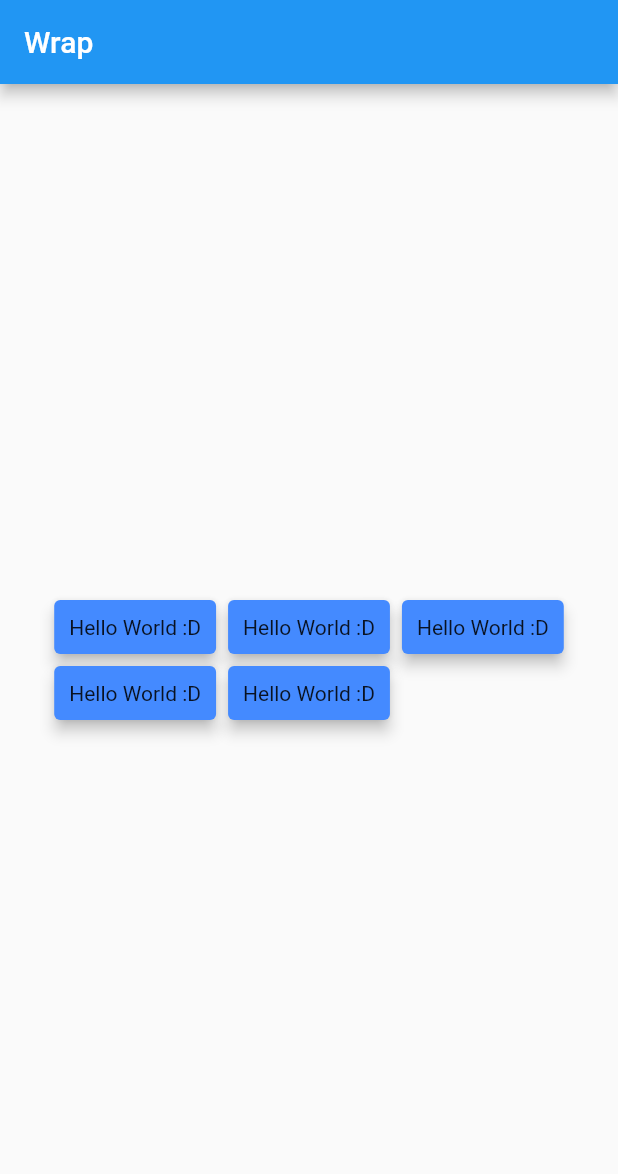
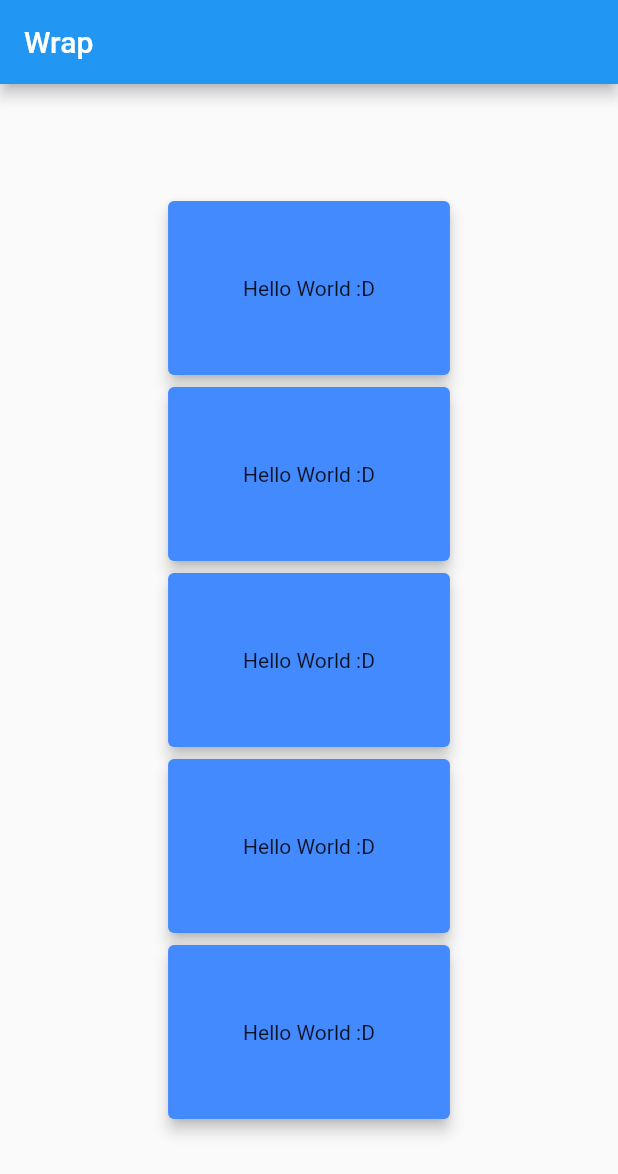
Before and after one commit to jesselima/widget_of_the_week, a Flutter app: the screen it shows after launch, on a phone screen of 412 x 824 dp. Shown: the top 1174 px of the screen. Run offline on Flutter 3.47's test engine with Material 2 defaults, Android fonts, the phone set to English and light mode, and no system bars.

```diff
--- a/lib/main.dart
+++ b/lib/main.dart
@@ -36,6 +36,7 @@ class _MyHomePageState extends State<MyHomePage> {
       ),
       body: Center(
         child: Wrap(
+          direction: Axis.vertical,
           children: <Widget>[
             MyCard(),
             MyCard(),
@@ -57,7 +58,7 @@ class MyCard extends StatelessWidget {
         elevation: 4,
         color: Colors.blueAccent,
         borderOnForeground: true,
-        child: Padding(padding: EdgeInsets.all(10), child: Text("Hello World :D")),
+        child: Padding(padding: EdgeInsets.all(50), child: Text("Hello World :D")),
       ),
     );
   }
```
